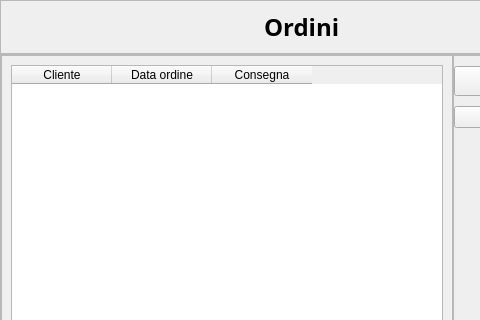
Before: the Qt Designer form projectIS/listaordini/view/vistaOrdini.ui in chritianchiappa/progetto_panificio, drawn with Qt 5; both pictures show x 0 to 480 and y 0 to 320 of the 604 by 449 pixel window.
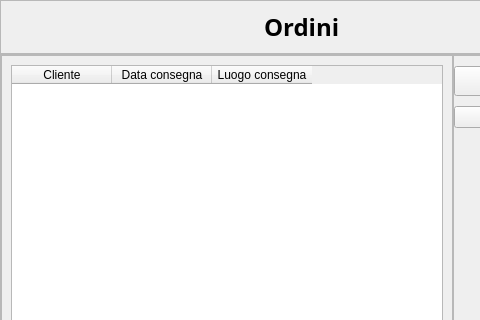
After: the same form once the commit is applied. Icons and pictures are not drawn.

Commit message: modifiche data ordine

Patch:
```diff
--- a/projectIS/listaordini/view/vistaOrdini.ui
+++ b/projectIS/listaordini/view/vistaOrdini.ui
@@ -140,12 +140,12 @@
                </column>
                <column>
                 <property name="text">
-                 <string>Data ordine</string>
+                 <string>Data consegna</string>
                 </property>
                </column>
                <column>
                 <property name="text">
-                 <string>Consegna</string>
+                 <string>Luogo consegna</string>
                 </property>
                </column>
               </widget>
```
The commit also changes 16 other files.
